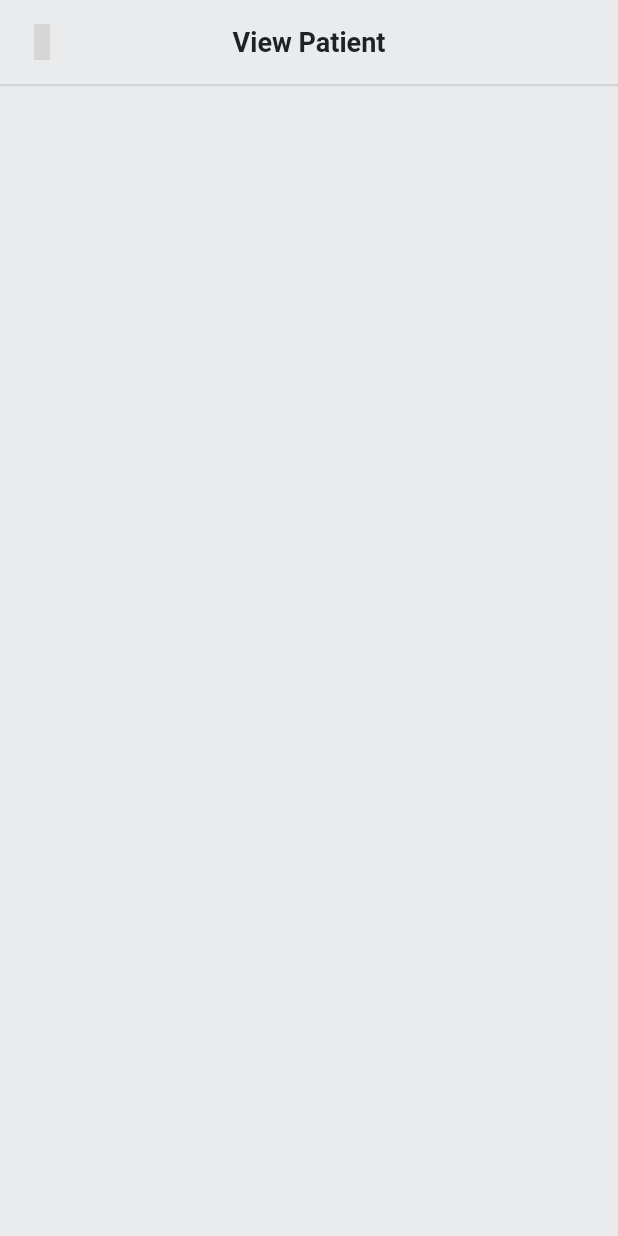
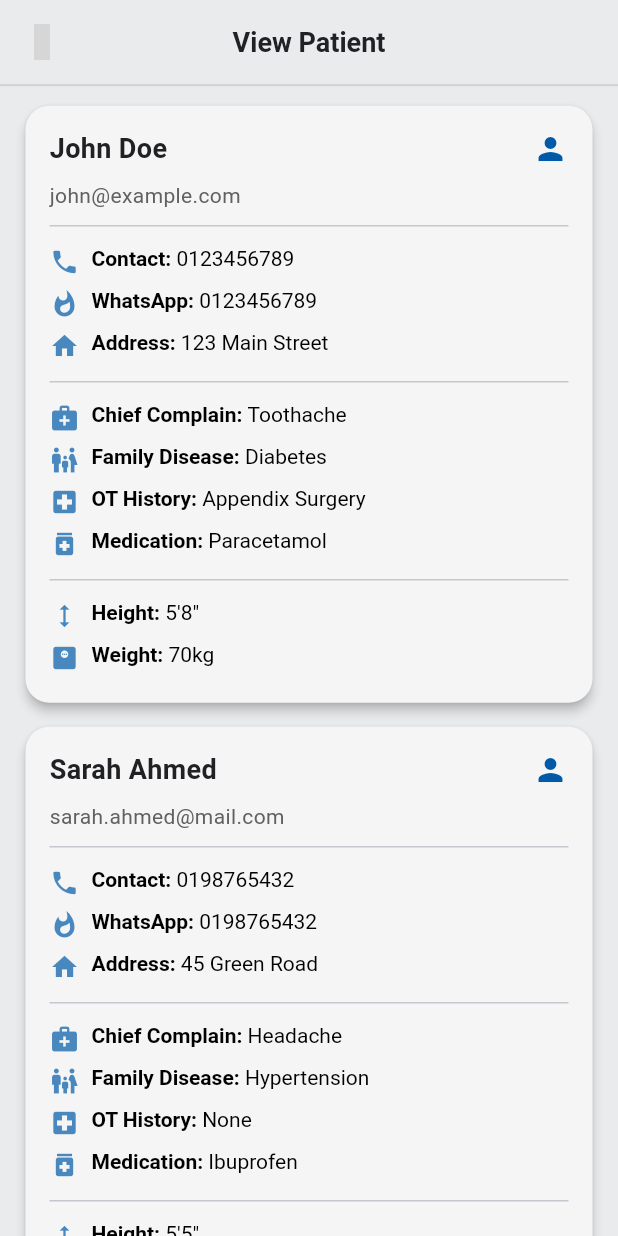
Before and after one commit to DevNadimm/MY-RX, a Flutter app: the ViewPatientScreen screen opened directly, on a phone screen of 412 x 824 dp. Run offline on Flutter 3.47's test engine with Material 3 defaults, Android fonts, the phone set to English and light mode, and no system bars; our stand-ins replace cached_network_image, dotted_border, get, hugeicons, image_picker, shared_preferences; accounts and stored records are empty; network calls fail; grey boxes are pictures that could not be loaded.

Commit message:
view patient screen added

```diff
--- /dev/null
+++ b/lib/core/temp/patient_list.dart
@@ -0,0 +1,69 @@
+import 'package:new_app/features/patient/models/patient_model.dart';
+
+final List<Patient> patients = [
+  Patient(
+    name: "John Doe",
+    contactNo: "0123456789",
+    whatsappNo: "0123456789",
+    address: "123 Main Street",
+    email: "john@example.com",
+    chiefComplain: "Toothache",
+    familyDisease: "Diabetes",
+    otHistory: "Appendix Surgery",
+    presentMedication: "Paracetamol",
+    height: "5'8\"",
+    weight: "70kg",
+  ),
+  Patient(
+    name: "Sarah Ahmed",
+    contactNo: "0198765432",
+    whatsappNo: "0198765432",
+    address: "45 Green Road",
+    email: "sarah.ahmed@mail.com",
+    chiefComplain: "Headache",
+    familyDisease: "Hypertension",
+    otHistory: "None",
+    presentMedication: "Ibuprofen",
+    height: "5'5\"",
+    weight: "60kg",
+  ),
+  Patient(
+    name: "Rafiq Islam",
+    contactNo: "0181234567",
+    whatsappNo: "0181234567",
+    address: "78 Lake View",
+    email: "rafiq.i@example.com",
+    chiefComplain: "Back Pain",
+    familyDisease: "Arthritis",
+    otHistory: "Knee Surgery",
+    presentMedication: "Diclofenac",
+    height: "5'10\"",
+    weight: "75kg",
+  ),
+  Patient(
+    name: "Meena Kumari",
+    contactNo: "0175678901",
+    whatsappNo: "0175678901",
+    address: "22 Hill Street",
+    email: "meena.kumari@xyz.com",
+    chiefComplain: "Chest Pain",
+    familyDisease: "Heart Disease",
+    otHistory: "Gallbladder Removal",
+    presentMedication: "Aspirin",
+    height: "5'4\"",
+    weight: "65kg",
+  ),
+  Patient(
+    name: "Tanvir Hossain",
+    contactNo: "0167890123",
+    whatsappNo: "0167890123",
+    address: "56 Garden Avenue",
+    email: "tanvirhossain@gmail.com",
+    chiefComplain: "Cough and Fever",
+    familyDisease: "None",
+    otHistory: "None",
+    presentMedication: "Antibiotics",
+    height: "5'9\"",
+    weight: "72kg",
+  ),
+];
--- /dev/null
+++ b/lib/features/patient/models/patient_model.dart
@@ -0,0 +1,27 @@
+class Patient {
+  final String name;
+  final String contactNo;
+  final String whatsappNo;
+  final String address;
+  final String email;
+  final String chiefComplain;
+  final String familyDisease;
+  final String otHistory;
+  final String presentMedication;
+  final String height;
+  final String weight;
+
+  Patient({
+    required this.name,
+    required this.contactNo,
+    required this.whatsappNo,
+    required this.address,
+    required this.email,
+    required this.chiefComplain,
+    required this.familyDisease,
+    required this.otHistory,
+    required this.presentMedication,
+    required this.height,
+    required this.weight,
+  });
+}
--- a/lib/features/patient/screens/patient_screen.dart
+++ b/lib/features/patient/screens/patient_screen.dart
@@ -65,7 +65,7 @@ class PatientScreen extends StatelessWidget {
     return Material(
       elevation: 3,
       borderRadius: BorderRadius.circular(16),
-      color: Colors.white,
+      color: AppColors.containerColor,
       child: InkWell(
         borderRadius: BorderRadius.circular(16),
         onTap: onTap,
--- a/lib/features/patient/screens/view_patient_screen.dart
+++ b/lib/features/patient/screens/view_patient_screen.dart
@@ -1,5 +1,7 @@
 import 'package:flutter/material.dart';
 import 'package:get/get_utils/src/extensions/internacionalization.dart';
+import 'package:new_app/core/temp/patient_list.dart';
+import 'package:new_app/features/patient/widgets/patient_card.dart';
 import 'package:new_app/shared/widgets/app_bar_bottom_divider.dart';
 import 'package:new_app/shared/widgets/app_bar_leading_arrow.dart';
 
@@ -22,6 +24,14 @@ class _ViewPatientScreenState extends State<ViewPatientScreen> {
           child: AppBarBottomDivider(),
         ),
       ),
+      body: ListView.builder(
+        padding: const EdgeInsets.all(5),
+        itemCount: patients.length,
+        itemBuilder: (context, index) {
+          final patient = patients[index];
+          return PatientCard(patient: patient);
+        },
+      ),
     );
   }
 }
--- /dev/null
+++ b/lib/features/patient/widgets/patient_card.dart
@@ -0,0 +1,97 @@
+import 'package:flutter/material.dart';
+import 'package:new_app/core/themes/colors.dart';
+import 'package:new_app/features/patient/models/patient_model.dart';
+
+class PatientCard extends StatelessWidget {
+  final Patient patient;
+
+  const PatientCard({super.key, required this.patient});
+
+  @override
+  Widget build(BuildContext context) {
+    return Card(
+      shape: RoundedRectangleBorder(borderRadius: BorderRadius.circular(16)),
+      elevation: 3,
+      color: AppColors.containerColor,
+      margin: const EdgeInsets.symmetric(horizontal: 12, vertical: 8),
+      child: Padding(
+        padding: const EdgeInsets.all(16),
+        child: Column(
+          crossAxisAlignment: CrossAxisAlignment.start,
+          children: [
+            // Name and Email
+            Row(
+              mainAxisAlignment: MainAxisAlignment.spaceBetween,
+              children: [
+                Text(
+                  patient.name,
+                  style: const TextStyle(
+                    fontSize: 18,
+                    fontWeight: FontWeight.bold,
+                  ),
+                ),
+                const Icon(Icons.person, color: AppColors.primaryColor),
+              ],
+            ),
+            const SizedBox(height: 8),
+            Text(
+              patient.email,
+              style: TextStyle(color: Colors.grey[700]),
+            ),
+            const Divider(height: 20, thickness: 1),
+
+            // Contact Info
+            _buildInfoRow(Icons.phone, "Contact", patient.contactNo),
+            _buildInfoRow(Icons.whatshot, "WhatsApp", patient.whatsappNo),
+            _buildInfoRow(Icons.home, "Address", patient.address),
+
+            const Divider(height: 20, thickness: 1),
+
+            // Medical Info
+            _buildInfoRow(Icons.medical_services, "Chief Complain",
+                patient.chiefComplain),
+            _buildInfoRow(
+                Icons.family_restroom, "Family Disease", patient.familyDisease),
+            _buildInfoRow(
+                Icons.local_hospital, "OT History", patient.otHistory),
+            _buildInfoRow(
+                Icons.medication, "Medication", patient.presentMedication),
+
+            const Divider(height: 20, thickness: 1),
+
+            // Physical Info
+            _buildInfoRow(Icons.height, "Height", patient.height),
+            _buildInfoRow(Icons.monitor_weight, "Weight", patient.weight),
+          ],
+        ),
+      ),
+    );
+  }
+
+  Widget _buildInfoRow(IconData icon, String label, String value) {
+    return Padding(
+      padding: const EdgeInsets.symmetric(vertical: 4),
+      child: Row(
+        crossAxisAlignment: CrossAxisAlignment.start,
+        children: [
+          Icon(icon, size: 20, color: AppColors.primaryColor.withValues(alpha: 0.7)),
+          const SizedBox(width: 8),
+          Expanded(
+            child: RichText(
+              text: TextSpan(
+                style: const TextStyle(color: Colors.black),
+                children: [
+                  TextSpan(
+                    text: "$label: ",
+                    style: const TextStyle(fontWeight: FontWeight.w600),
+                  ),
+                  TextSpan(text: value),
+                ],
+              ),
+            ),
+          ),
+        ],
+      ),
+    );
+  }
+}
```
